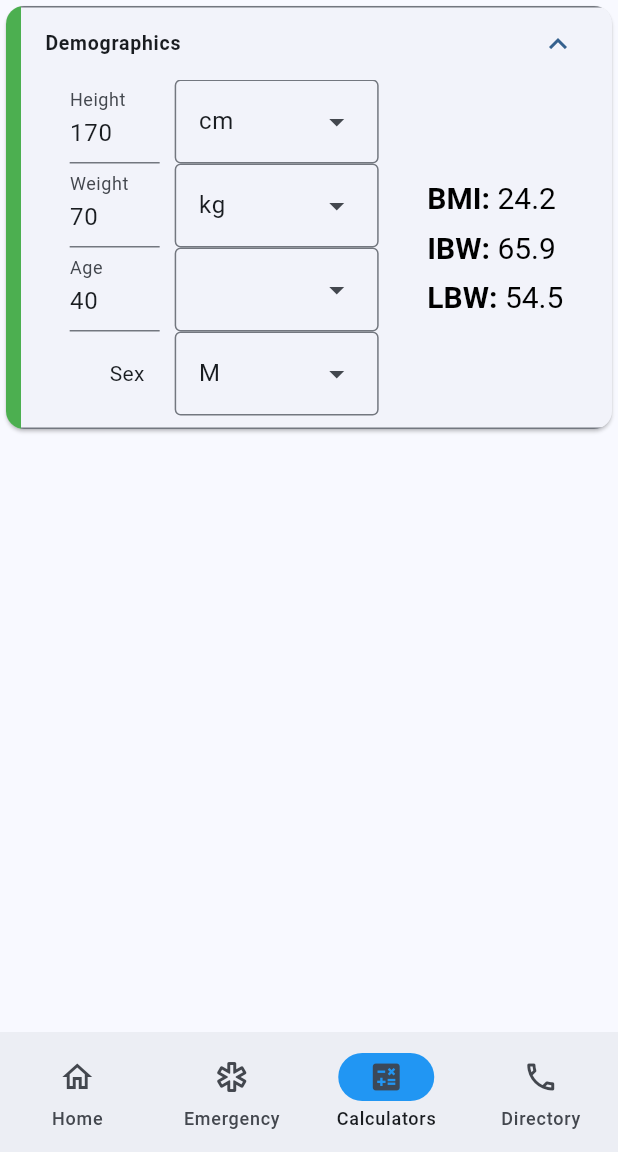
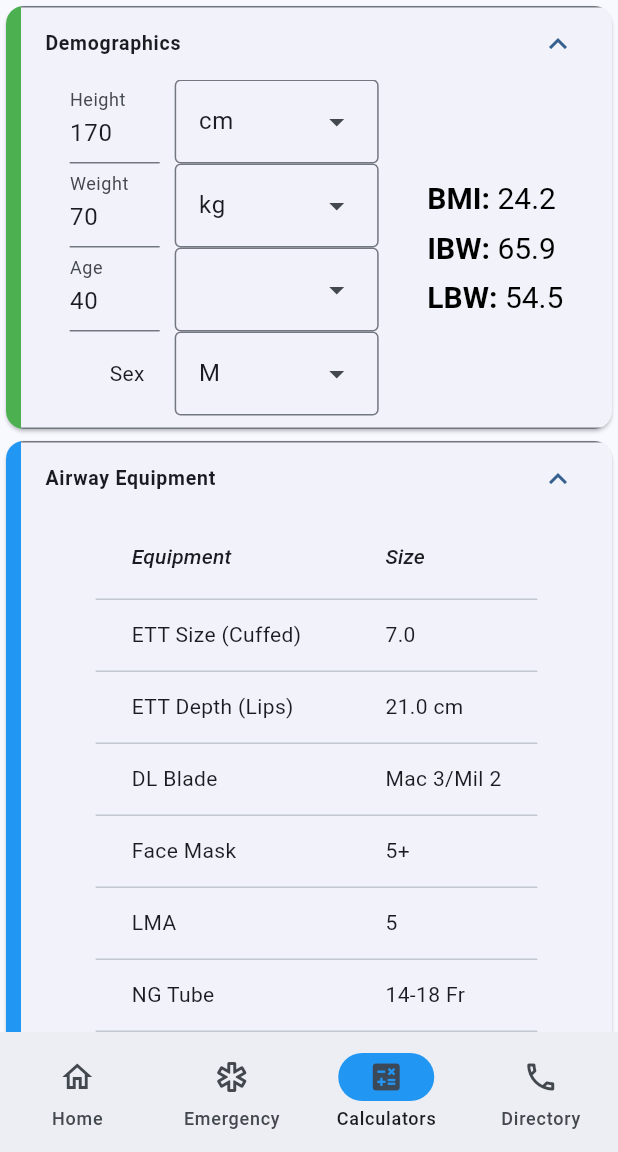
Before and after one commit to dancingdarwin/anesthesia_handbook, a Flutter app: the screen it shows after launch, item 3 of the bottom bar chosen, on a phone screen of 412 x 824 dp, the part 84-1236 px from its top. Run offline on Flutter 3.47's test engine with Material 3 defaults, Android fonts, the phone set to English and light mode, and no system bars; our stand-ins replace flutter_markdown, flutter_riverpod, flutter_staggered_animations, font_awesome_flutter, go_router, riverpod_annotation; missing offline and left inert: sherlock; generated files the repository leaves out were written again.

Commit message:
Implemented Equipment Calculator

```diff
--- /dev/null
+++ b/lib/Calculators/equipment.dart
@@ -0,0 +1,218 @@
+import 'package:anesthesia_handbook/Calculators/patient_demo.dart';
+import 'package:anesthesia_handbook/util.dart';
+import 'package:flutter/material.dart';
+import 'package:flutter_riverpod/flutter_riverpod.dart';
+
+class AirwayEquipment extends ConsumerWidget {
+  const AirwayEquipment({super.key});
+
+  double calculateETTSize(double age) {
+    // Returns calculated cuffed ETT size based on aptient age
+    double size = (2 * (age / 4 + 3.5)).round().toDouble();
+    size /= 2;
+    size = size > 7.0 ? 7.0 : size;
+
+    return size;
+  }
+
+  Map<String,String> getAirwayEquipmentSize(Patient patient) {
+    final Map<String,String> equipmentSize = {};
+
+    equipmentSize['ETT'] = switch (patient.age ?? -1) {
+      < 0 => 'Needs Age',
+      > 0 && < 1.0/12 => switch(patient.weight ?? -1) {
+        < 0 => 'Needs Weight',
+        >= 0 && < 1 => '2.5',
+        >= 1 && < 2 => '2.5-3.0',
+        >= 2 && < 3 => '3.0',
+        >= 3 => '3.0-3.5',
+        _ => 'N/A',
+      },
+      > 1.0/12 && < 0.5 => '3.0-3.5',
+      < 1 && >= 0.5 => '3.5',
+      >= 1 && < 14 => calculateETTSize(patient.age!).toString(),
+      >= 14 => '7.0',
+      _ => 'N/A'
+    };
+
+    equipmentSize['ETT_Depth'] = switch (patient.age ?? -1) {
+      < 0 => 'Needs Age',
+      > 0 && < 1.0/12 => switch(patient.weight ?? -1) {
+        < 0 => 'Needs Weight',
+        >= 0 && < 1 => '7 cm',
+        >= 1 && < 2 => '8 cm',
+        >= 2 && < 3 => '9 cm',
+        >= 3 => '10 cm',
+        _ => 'N/A',
+      },
+      >= 1.0/12 && < 0.5 => '12 cm',
+      >= 0.5 && < 1 => '13 cm',
+      >= 1 => '${calculateETTSize(patient.age ?? -1) * 3} cm',
+      _ => 'N/A',
+    };
+
+    equipmentSize['DLBlade'] = switch(patient.age ?? -1) {
+      <= 0 => 'Needs Age',
+      > 0 && < 1.0/12 => switch(patient.weight ?? -1) {
+        < 0 => 'Needs Weight',
+        >= 0 && < 1 => 'Miller 00-0',
+        >= 1 && < 2 => 'Miller 0',
+        >= 2 => 'Miller 0-1',
+        _ => 'N/A',
+      },
+      >= 1.0/12 && < 1 => 'Mil 1/Wis 1',
+      >= 1.0 && < 2 => 'Mil 1/Wis 1.5',
+      >= 2 && <8 => 'Mil 2/Mac 2',
+      > 9 => 'Mac 3/Mil 2',
+      _ => 'N/A'
+    };
+
+    equipmentSize['LMA'] = switch (patient.weight ?? -1) {
+      < 0 => 'Needs Weight',
+      >= 0 && < 5 => '1',
+      >= 5 && < 10 => '1.5',
+      >= 10 && < 20 => '2',
+      >= 20 && < 30 => '2.5',
+      >= 30 && < 50 => '3',
+      >= 50 && < 70 => '4',
+      >= 70 => '5',
+      _ => 'N/A',
+    };
+
+    equipmentSize['FaceMask'] = switch (patient.age ?? -1) {
+      < 0 => 'Needs Age',
+      > 0 && < 1.0/12 => '1',
+      > 1.0/12 && < 1 => '2',
+      >=1 && < 6 => '3',
+      >= 6 && < 13 => '4',
+      >= 13 => '5+',
+      _ => 'N/A'
+    };
+
+    equipmentSize['OralAirway'] = switch (patient.age ?? -1) {
+      < 0 => 'Needs Age',
+      >= 0 && < 0.5 => '40 mm (Pink)',
+      >= 0.5 && < 1 => '50 mm (Blue)',
+      >= 1 && < 4 => '60 mm (Black)',
+      >= 5 && < 7 => '50-60 mm (Black/White)',
+      >= 7 && < 9 => '70-80 mm (White/Green)',
+      >= 9 && < 12 => '80 mm (Green)',
+      >= 12 => '80-100 mm (Green/Yellow/Red)',
+      _ => 'N/A',
+    };
+
+    equipmentSize['NGT'] = switch ( patient.age ?? -1) {
+      < 0 => 'Needs Age',
+      >= 0 && < 1 => '8 Fr',
+      >= 1 && < 2 => '10 Fr',
+      >= 2 && < 4 => '10-12 Fr',
+      >= 4 && < 10 => '12-14 Fr',
+      >= 10 => '14-18 Fr',
+      _ => 'N/A',
+    };
+
+    equipmentSize['ChestTube'] = switch ( patient.age ?? -1) {
+      < 0 => 'Needs Age',
+      >= 0 && < 1/12 => '10-12 Fr',
+      >= 1/12 && < 0.5 => '12-18 Fr',
+      >= 0.5 && < 2 => '16-20 Fr',
+      >= 2 && < 3 => '16-24 Fr',
+      >= 4 && < 6 => '20-28 Fr',
+      >= 6 && < 10 => '20-32 Fr',
+      >= 10 && < 15 => '28-38 Fr',
+      >= 15 => '28-42 Fr',
+      _ => 'N/A',
+    };
+
+    return equipmentSize;
+  }
+
+  @override
+  Widget build(BuildContext context, WidgetRef ref) {
+    final Patient patientState = ref.watch(patientDemoProvider);
+    final Map<String,String> equipmentSize = getAirwayEquipmentSize(patientState);
+
+    return CollapsibleCard(
+      controller: ExpansionTileController(),
+      color: Colors.blue,
+      heading: 'Airway Equipment',
+      initiallyExpanded: true,
+      child: DataTable(
+        rows: [
+          DataRow(cells: [const DataCell(Text('ETT Size (Cuffed)')), DataCell(Text(equipmentSize['ETT'] ?? 'N/A'))]),
+          DataRow(cells: [const DataCell(Text('ETT Depth (Lips)')), DataCell(Text(equipmentSize['ETT_Depth'] ?? 'N/A'))]),
+          DataRow(cells: [const DataCell(Text('DL Blade')), DataCell(Text(equipmentSize['DLBlade'] ?? 'N/A'))]),
+          DataRow(cells: [const DataCell(Text('Face Mask')), DataCell(Text(equipmentSize['FaceMask'] ?? 'N/A'))]),
+          DataRow(cells: [const DataCell(Text('LMA')), DataCell(Text(equipmentSize['LMA'] ?? 'N/A'))]),
+          DataRow(cells: [const DataCell(Text('NG Tube')), DataCell(Text(equipmentSize['NGT'] ?? 'N/A'))]),
+          DataRow(cells: [const DataCell(Text('Chest Tube')), DataCell(Text(equipmentSize['ChestTube'] ?? 'N/A'))]),
+        ],
+        columns: const [
+          DataColumn(label: Expanded(child: Text('Equipment', style: TextStyle(fontStyle: FontStyle.italic)))),
+          DataColumn(label: Expanded(child: Text('Size', style: TextStyle(fontStyle: FontStyle.italic)))),
+        ],
+      )
+    );
+  }
+}
+
+class VascularEquipment extends ConsumerWidget {
+  const VascularEquipment({super.key});
+
+  double calculateCentralLineDepth(double height) {
+    // Returns calculated central line depth based on height
+    return height > 100 ? (height/10 - 2) : (height/10 -1);
+  }
+
+  Map<String,String> getVascularEquipmentSize(Patient patient) {
+    final Map<String,String> equipmentSize = {};
+
+    equipmentSize['A-Line'] = switch (patient.weight ?? -1) {
+      < 0 => 'Needs Weight',
+      >= 0 && < 10 => '24G or 2.5 Fr, 2.5 cm',
+      >= 10 && < 40 => '22G or 2.5 Fr, 2.5-5 cm',
+      >= 40 => '22G or 20 G',
+      _ => 'N/A'
+    };
+
+    equipmentSize['CVC'] = switch (patient.weight ?? -1) {
+      < 0 => 'Needs Weight',
+      >= 0 && < 10 => '24G or 2.5 Fr, 2.5 cm',
+      >= 10 && < 40 => '22G or 2.5 Fr, 2.5-5 cm',
+      >= 40 => '22G or 20 G',
+      _ => 'N/A'
+    };
+
+    if (patient.height != null) {
+      equipmentSize['CVCDepth'] = '${calculateCentralLineDepth(patient.height!)} cm';
+    } else  {
+      equipmentSize['CVCDepth'] = 'Needs Height';
+    }
+
+    return equipmentSize;
+  }
+
+  @override
+  Widget build(BuildContext context, WidgetRef ref) {
+    final Patient patientState = ref.watch(patientDemoProvider);
+    final Map<String,String> equipmentSize = getVascularEquipmentSize(patientState);
+
+    return CollapsibleCard(
+      controller: ExpansionTileController(),
+      color: Colors.red,
+      heading: 'Vascular Access',
+      initiallyExpanded: true,
+      child: DataTable(
+        rows: [
+          DataRow(cells: [const DataCell(Text('Art Line')), DataCell(Text(equipmentSize['A-Line'] ?? 'N/A'))]),
+          DataRow(cells: [const DataCell(Text('Central Line')), DataCell(Text(equipmentSize['CVC'] ?? 'N/A'))]),
+          DataRow(cells: [const DataCell(Text('Central Line Depth')), DataCell(Text(equipmentSize['CVCDepth'] ?? 'N/A'))]),
+        ],
+        columns: const [
+          DataColumn(label: Expanded(child: Text('Equipment', style: TextStyle(fontStyle: FontStyle.italic)))),
+          DataColumn(label: Expanded(child: Text('Size', style: TextStyle(fontStyle: FontStyle.italic)))),
+        ],
+      )
+    );
+  }
+}
--- a/lib/Calculators/patient_widget.dart
+++ b/lib/Calculators/patient_widget.dart
@@ -1,3 +1,4 @@
+import 'package:anesthesia_handbook/Calculators/equipment.dart';
 import 'package:anesthesia_handbook/Calculators/patient_demo.dart';
 import 'package:anesthesia_handbook/util.dart';
 import 'package:flutter/material.dart';
@@ -249,7 +250,7 @@ class CalculatedWeightsWide extends ConsumerWidget {
             style: defaultStyle,
             children: <TextSpan>[
               const TextSpan(text: 'BMI: ', style: TextStyle(fontWeight: FontWeight.bold)),
-              TextSpan(text: '${patientState.bmi?.toStringAsFixed(1) ?? ''}'),
+              TextSpan(text: patientState.bmi?.toStringAsFixed(1) ?? ''),
             ],
           ),
         ),
@@ -259,7 +260,7 @@ class CalculatedWeightsWide extends ConsumerWidget {
             style: defaultStyle,
             children: <TextSpan>[
               const TextSpan(text: 'IBW: ', style: TextStyle(fontWeight: FontWeight.bold)),
-              TextSpan(text: '${patientState.ibw?.toStringAsFixed(1) ?? ''}'),
+              TextSpan(text: patientState.ibw?.toStringAsFixed(1) ?? ''),
             ],
           ),
         ),
@@ -269,7 +270,7 @@ class CalculatedWeightsWide extends ConsumerWidget {
             style: defaultStyle,
             children: <TextSpan>[
               const TextSpan(text: 'LBW: ', style: TextStyle(fontWeight: FontWeight.bold)),
-              TextSpan(text: '${patientState.lbw?.toStringAsFixed(1) ?? ''}'),
+              TextSpan(text: patientState.lbw?.toStringAsFixed(1) ?? ''),
             ],
           ),
         ),
@@ -297,7 +298,7 @@ class CalculatedWeightsNarrow extends ConsumerWidget {
             style: defaultStyle,
             children: <TextSpan>[
               const TextSpan(text: 'BMI: ', style: TextStyle(fontWeight: FontWeight.bold)),
-              TextSpan(text: '${patientState.bmi?.toStringAsFixed(1) ?? ''}'),
+              TextSpan(text: patientState.bmi?.toStringAsFixed(1) ?? ''),
             ],
           ),
         ),
@@ -307,7 +308,7 @@ class CalculatedWeightsNarrow extends ConsumerWidget {
             style: defaultStyle,
             children: <TextSpan>[
               const TextSpan(text: 'IBW: ', style: TextStyle(fontWeight: FontWeight.bold)),
-              TextSpan(text: '${patientState.ibw?.toStringAsFixed(1) ?? ''}'),
+              TextSpan(text: patientState.ibw?.toStringAsFixed(1) ?? ''),
             ],
           ),
         ),
@@ -317,7 +318,7 @@ class CalculatedWeightsNarrow extends ConsumerWidget {
             style: defaultStyle,
             children: <TextSpan>[
               const TextSpan(text: 'LBW: ', style: TextStyle(fontWeight: FontWeight.bold)),
-              TextSpan(text: '${patientState.lbw?.toStringAsFixed(1) ?? ''}'),
+              TextSpan(text: patientState.lbw?.toStringAsFixed(1) ?? ''),
             ],
           ),
         ),
@@ -340,8 +341,14 @@ class DemographicsPage extends StatelessWidget {
         ),
         backgroundColor: theme.colorScheme.primary,
       ),
-      body: const SafeArea(
-        child: PatientWidget()
+      body: SafeArea(
+        child: ListView(
+          children: const [
+            PatientWidget(),
+            AirwayEquipment(),
+            VascularEquipment()
+          ]
+        ),
       ),
     );
   }
```
